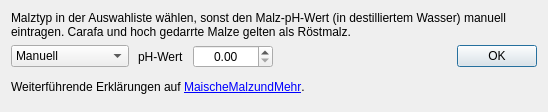
First picture: the form in kleiner-brauhelfer/dialogs/dlgphmalz.ui, repository kleiner-brauhelfer/kleiner-brauhelfer-2, before the edit.
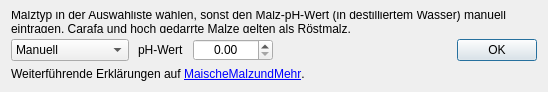
Second picture: the form after the edit. Custom widgets are drawn as their Qt base class.

```diff
--- a/kleiner-brauhelfer/dialogs/dlgphmalz.ui
+++ b/kleiner-brauhelfer/dialogs/dlgphmalz.ui
@@ -7,7 +7,7 @@
     <x>0</x>
     <y>0</y>
     <width>548</width>
-    <height>112</height>
+    <height>92</height>
    </rect>
   </property>
   <property name="windowTitle">
```
